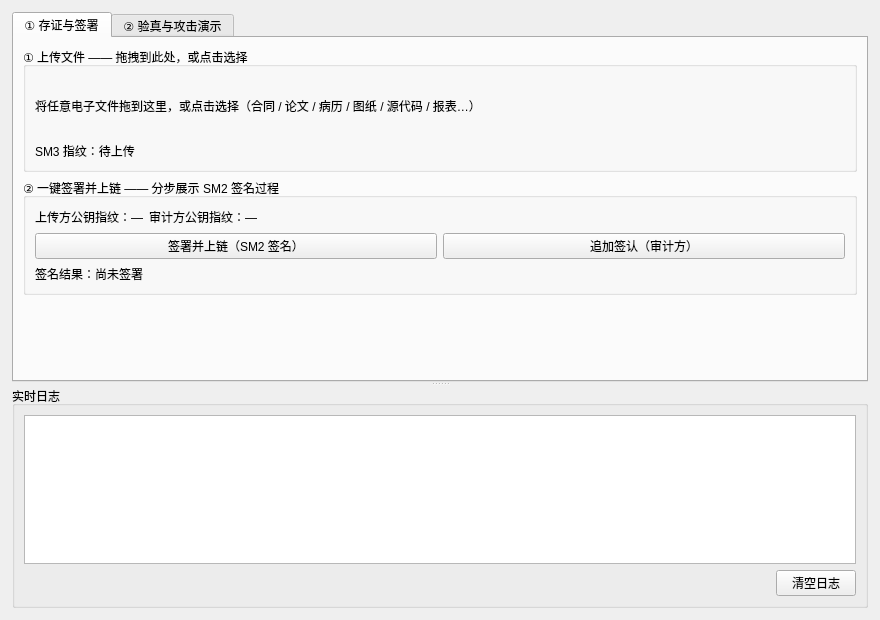
Before: the Qt Designer form app/gui.ui in Liang-xode/contract-chain, drawn with Qt 5.
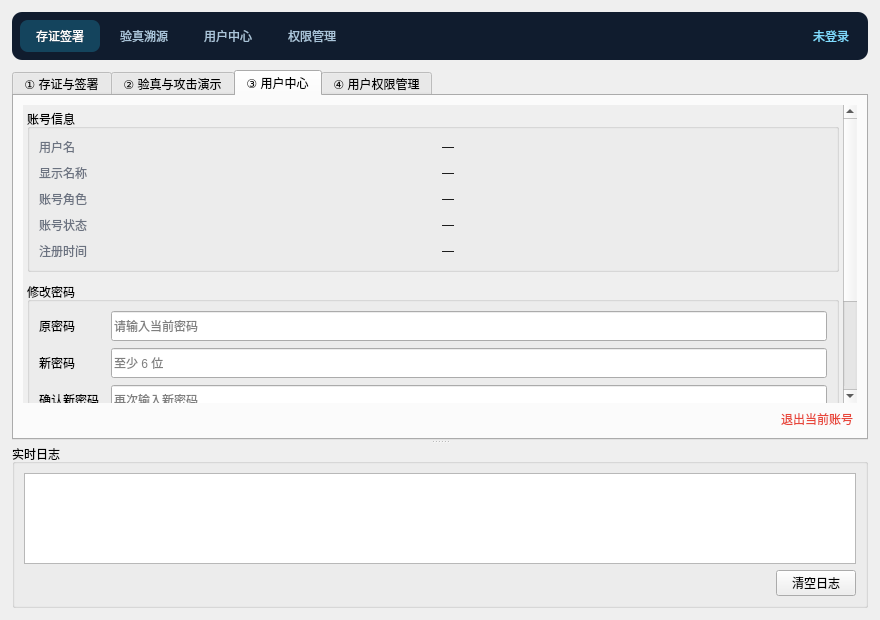
After: the same form once the commit is applied. The open tabs and pages were chosen to show the change. Custom widgets are drawn as their Qt base class.

Commit message:
feat: 实现登录注册、用户角色管理与密码修改功能
新增登录界面与交互，支持用户注册、登录态管理；实现超级管理员权限控制，可查看用户列表并调整普通用户/管理员角色；添加用户中心模块，支持修改登录密码。同时适配权限逻辑，管理员/超级管理员可查看全部存证，普通用户仅查看自身存证。

What changed in the file:
```diff
--- a/app/gui.ui
+++ b/app/gui.ui
@@ -30,6 +30,127 @@
     <property name="spacing">
      <number>10</number>
     </property>
+    <item>
+     <widget class="QWidget" name="nav_bar">
+      <property name="minimumSize">
+       <size>
+        <width>0</width>
+        <height>48</height>
+       </size>
+      </property>
+      <property name="styleSheet">
+       <string notr="true">QWidget#nav_bar {
+    background-color: #101C2E;
+    border-radius: 10px;
+}
+QPushButton#btn_nav_sign, QPushButton#btn_nav_verify,
+QPushButton#btn_nav_center, QPushButton#btn_nav_users {
+    background: transparent;
+    color: #A9C4DA;
+    border: none;
+    border-radius: 8px;
+    padding: 7px 16px;
+}
+QPushButton#btn_nav_sign:hover, QPushButton#btn_nav_verify:hover,
+QPushButton#btn_nav_center:hover, QPushButton#btn_nav_users:hover {
+    color: #FFFFFF;
+    background: rgba(73, 216, 255, 35);
+}
+QPushButton#btn_nav_sign:checked, QPushButton#btn_nav_verify:checked,
+QPushButton#btn_nav_center:checked, QPushButton#btn_nav_users:checked {
+    color: #FFFFFF;
+    background: rgba(33, 200, 246, 60);
+}
+QLabel#lbl_nav_user {
+    color: #7FDBFF;
+    padding-right: 8px;
+}</string>
+      </property>
+      <layout class="QHBoxLayout" name="nav_layout">
+       <property name="leftMargin">
+        <number>8</number>
+       </property>
+       <property name="topMargin">
+        <number>4</number>
+       </property>
+       <property name="rightMargin">
+        <number>8</number>
+       </property>
+       <property name="bottomMargin">
+        <number>4</number>
+       </property>
+       <property name="spacing">
+        <number>4</number>
+       </property>
+       <item>
+        <widget class="QPushButton" name="btn_nav_sign">
+         <property name="text">
+          <string>存证签署</string>
+         </property>
+         <property name="checkable">
+          <bool>true</bool>
+         </property>
+         <property name="checked">
+          <bool>true</bool>
+         </property>
+        </widget>
+       </item>
+       <item>
+        <widget class="QPushButton" name="btn_nav_verify">
+         <property name="text">
+          <string>验真溯源</string>
+         </property>
+         <property name="checkable">
+          <bool>true</bool>
+         </property>
+        </widget>
+       </item>
+       <item>
+        <widget class="QPushButton" name="btn_nav_center">
+         <property name="text">
+          <string>用户中心</string>
+         </property>
+         <property name="checkable">
+          <bool>true</bool>
+         </property>
+        </widget>
+       </item>
+       <item>
+        <widget class="QPushButton" name="btn_nav_users">
+         <property name="text">
+          <string>权限管理</string>
+         </property>
+         <property name="checkable">
+          <bool>true</bool>
+         </property>
+         <property name="visible">
+          <bool>false</bool>
+         </property>
+        </widget>
+       </item>
+       <item>
+        <spacer name="nav_spacer">
+         <property name="orientation">
+          <enum>Qt::Horizontal</enum>
+         </property>
+         <property name="sizeHint" stdset="0">
+          <size>
+           <width>40</width>
+           <height>20</height>
+          </size>
+         </property>
+        </spacer>
+       </item>
+       <item>
+        <widget class="QLabel" name="lbl_nav_user">
+         <property name="text">
+          <string>未登录</string>
+         </property>
+        </widget>
+       </item>
+      </layout>
+     </widget>
+    </item>
     <item>
      <widget class="QSplitter" name="splitter">
       <property name="orientation">
@@ -352,6 +473,442 @@
          </item>
         </layout>
        </widget>
+       <widget class="QWidget" name="tab_center">
+        <attribute name="title">
+         <string>③ 用户中心</string>
+        </attribute>
+        <layout class="QVBoxLayout" name="tab_center_layout">
+         <item>
+          <widget class="QScrollArea" name="center_scroll">
+           <property name="widgetResizable">
+            <bool>true</bool>
+           </property>
+           <property name="frameShape">
+            <enum>QFrame::NoFrame</enum>
+           </property>
+           <widget class="QWidget" name="center_body">
+            <property name="geometry">
+             <rect>
+              <x>0</x>
+              <y>0</y>
+              <width>520</width>
+              <height>430</height>
+             </rect>
+            </property>
+            <layout class="QVBoxLayout" name="center_body_layout">
+             <property name="leftMargin">
+              <number>4</number>
+             </property>
+             <property name="topMargin">
+              <number>4</number>
+             </property>
+             <property name="rightMargin">
+              <number>4</number>
+             </property>
+             <property name="bottomMargin">
+              <number>4</number>
+             </property>
+             <property name="spacing">
+              <number>10</number>
+             </property>
+             <item>
+              <widget class="QGroupBox" name="profile_group">
+               <property name="title">
+                <string>账号信息</string>
+               </property>
+               <layout class="QGridLayout" name="profile_grid">
+                <property name="horizontalSpacing">
+                 <number>18</number>
+                </property>
+                <property name="verticalSpacing">
+                 <number>8</number>
+                </property>
+                <item row="0" column="0">
+                 <widget class="QLabel" name="lbl_center_username_cap">
+                  <property name="styleSheet">
+                   <string notr="true">color: #6B7280;</string>
+                  </property>
+                  <property name="text">
+                   <string>用户名</string>
+                  </property>
+                 </widget>
+                </item>
+                <item row="0" column="1">
+                 <widget class="QLabel" name="lbl_center_username">
+                  <property name="text">
+                   <string>—</string>
+                  </property>
+                  <property name="textInteractionFlags">
+                   <set>Qt::TextSelectableByMouse</set>
+                  </property>
+                 </widget>
+                </item>
+                <item row="1" column="0">
+                 <widget class="QLabel" name="lbl_center_display_cap">
+                  <property name="styleSheet">
+                   <string notr="true">color: #6B7280;</string>
+                  </property>
+                  <property name="text">
+                   <string>显示名称</string>
+                  </property>
+                 </widget>
+                </item>
+                <item row="1" column="1">
+                 <widget class="QLabel" name="lbl_center_display">
+                  <property name="text">
+                   <string>—</string>
+                  </property>
+                  <property name="textInteractionFlags">
+                   <set>Qt::TextSelectableByMouse</set>
+                  </property>
+                 </widget>
+                </item>
+                <item row="2" column="0">
+                 <widget class="QLabel" name="lbl_center_role_cap">
+                  <property name="styleSheet">
+                   <string notr="true">color: #6B7280;</string>
+                  </property>
+                  <property name="text">
+                   <string>账号角色</string>
+                  </property>
+                 </widget>
+                </item>
+                <item row="2" column="1">
+                 <widget class="QLabel" name="lbl_center_role">
+                  <property name="text">
+                   <string>—</string>
+                  </property>
+                 </widget>
+                </item>
+                <item row="3" column="0">
+                 <widget class="QLabel" name="lbl_center_status_cap">
+                  <property name="styleSheet">
+                   <string notr="true">color: #6B7280;</string>
+                  </property>
+                  <property name="text">
+                   <string>账号状态</string>
+                  </property>
+                 </widget>
+                </item>
+                <item row="3" column="1">
+                 <widget class="QLabel" name="lbl_center_status">
+                  <property name="text">
+                   <string>—</string>
+                  </property>
+                 </widget>
+                </item>
+                <item row="4" column="0">
+                 <widget class="QLabel" name="lbl_center_created_cap">
+                  <property name="styleSheet">
+                   <string notr="true">color: #6B7280;</string>
+                  </property>
+                  <property name="text">
+                   <string>注册时间</string>
+                  </property>
+                 </widget>
+                </item>
+                <item row="4" column="1">
+                 <widget class="QLabel" name="lbl_center_created">
+                  <property name="text">
+                   <string>—</string>
+                  </property>
+                  <property name="textInteractionFlags">
+                   <set>Qt::TextSelectableByMouse</set>
+                  </property>
+                 </widget>
+                </item>
+               </layout>
+              </widget>
+             </item>
+             <item>
+              <widget class="QGroupBox" name="pwd_group">
+               <property name="title">
+                <string>修改密码</string>
+               </property>
+               <layout class="QGridLayout" name="pwd_grid">
+                <property name="horizontalSpacing">
+                 <number>12</number>
+                </property>
+                <property name="verticalSpacing">
+                 <number>7</number>
+                </property>
+                <item row="0" column="0">
+                 <widget class="QLabel" name="lbl_old_pwd">
+                  <property name="text">
+                   <string>原密码</string>
+                  </property>
+                 </widget>
+                </item>
+                <item row="0" column="1">
+                 <widget class="QLineEdit" name="edt_old_pwd">
+                  <property name="minimumSize">
+                   <size>
+                    <width>0</width>
+                    <height>30</height>
+                   </size>
+                  </property>
+                  <property name="echoMode">
+                   <enum>QLineEdit::Password</enum>
+                  </property>
+                  <property name="placeholderText">
+                   <string>请输入当前密码</string>
+                  </property>
+                 </widget>
+                </item>
+                <item row="1" column="0">
+                 <widget class="QLabel" name="lbl_new_pwd">
+                  <property name="text">
+                   <string>新密码</string>
+                  </property>
+                 </widget>
+                </item>
+                <item row="1" column="1">
+                 <widget class="QLineEdit" name="edt_new_pwd">
+                  <property name="minimumSize">
+                   <size>
+                    <width>0</width>
+                    <height>30</height>
+                   </size>
+                  </property>
+                  <property name="echoMode">
+                   <enum>QLineEdit::Password</enum>
+                  </property>
+                  <property name="placeholderText">
+                   <string>至少 6 位</string>
+                  </property>
+                 </widget>
+                </item>
+                <item row="2" column="0">
+                 <widget class="QLabel" name="lbl_new_pwd2">
+                  <property name="text">
+                   <string>确认新密码</string>
+                  </property>
+                 </widget>
+                </item>
+                <item row="2" column="1">
+                 <widget class="QLineEdit" name="edt_new_pwd2">
+                  <property name="minimumSize">
+                   <size>
+                    <width>0</width>
+                    <height>30</height>
+                   </size>
+                  </property>
+                  <property name="echoMode">
+                   <enum>QLineEdit::Password</enum>
+                  </property>
+                  <property name="placeholderText">
+                   <string>再次输入新密码</string>
+                  </property>
+                 </widget>
+                </item>
+                <item row="3" column="0" colspan="2">
+                 <widget class="QLabel" name="lbl_pwd_msg">
+                  <property name="minimumSize">
+                   <size>
+                    <width>0</width>
+                    <height>20</height>
+                   </size>
+                  </property>
+                  <property name="text">
+                   <string/>
+                  </property>
+                  <property name="wordWrap">
+                   <bool>true</bool>
+                  </property>
+                 </widget>
+                </item>
+                <item row="4" column="0" colspan="2">
+                 <layout class="QHBoxLayout" name="pwd_btn_row">
+                  <item>
+                   <widget class="QPushButton" name="btn_change_pwd">
+                    <property name="minimumSize">
+                     <size>
+                      <width>0</width>
+                      <height>32</height>
+                     </size>
+                    </property>
+                    <property name="text">
+                     <string>确认修改</string>
+                    </property>
+                   </widget>
+                  </item>
+                  <item>
+                   <spacer name="pwd_spacer">
+                    <property name="orientation">
+                     <enum>Qt::Horizontal</enum>
+                    </property>
+                    <property name="sizeHint" stdset="0">
+                     <size>
+                      <width>40</width>
+                      <height>20</height>
+                     </size>
+                    </property>
+                   </spacer>
+                  </item>
+                 </layout>
+                </item>
+               </layout>
+              </widget>
+             </item>
+             <item>
+              <widget class="QLabel" name="lbl_pwd_hint">
+               <property name="styleSheet">
+                <string notr="true">color: #8A8A93;</string>
+               </property>
+               <property name="text">
+                <string>修改后当前会话保持有效，下次登录请使用新密码。</string>
+               </property>
+               <property name="wordWrap">
+                <bool>true</bool>
+               </property>
+              </widget>
+             </item>
+             <item>
+              <spacer name="center_spacer">
+               <property name="orientation">
+                <enum>Qt::Vertical</enum>
+               </property>
+               <property name="sizeHint" stdset="0">
+                <size>
+                 <width>20</width>
+                 <height>20</height>
+                </size>
+               </property>
+              </spacer>
+             </item>
+            </layout>
+           </widget>
+          </widget>
+         </item>
+         <item>
+          <layout class="QHBoxLayout" name="center_footer">
+           <property name="leftMargin">
+            <number>4</number>
+           </property>
+           <property name="rightMargin">
+            <number>4</number>
+           </property>
+           <item>
+            <spacer name="center_footer_spacer">
+             <property name="orientation">
+              <enum>Qt::Horizontal</enum>
+             </property>
+             <property name="sizeHint" stdset="0">
+              <size>
+               <width>40</width>
+               <height>20</height>
+              </size>
+             </property>
+            </spacer>
+           </item>
+           <item>
+            <widget class="QPushButton" name="btn_logout">
+             <property name="styleSheet">
+              <string notr="true">color: #E8463A; border: none;</string>
+             </property>
+             <property name="text">
+              <string>退出当前账号</string>
+             </property>
+             <property name="flat">
+              <bool>true</bool>
+             </property>
+            </widget>
+           </item>
+          </layout>
+         </item>
+        </layout>
+       </widget>
+       <widget class="QWidget" name="tab_users">
+        <attribute name="title">
+         <string>④ 用户权限管理</string>
+        </attribute>
+        <layout class="QVBoxLayout" name="tab_users_layout">
+         <item>
+          <widget class="QLabel" name="lbl_users_hint">
+           <property name="text">
+            <string>仅超级管理员可见：可将普通用户设为管理员，或将管理员降为普通用户。超级管理员账号受保护，不可在此修改。</string>
+           </property>
+           <property name="wordWrap">
+            <bool>true</bool>
+           </property>
+          </widget>
+         </item>
+         <item>
+          <widget class="QTableWidget" name="tbl_users">
+           <property name="minimumSize">
+            <size>
+             <width>0</width>
+             <height>120</height>
+            </size>
+           </property>
+           <property name="alternatingRowColors">
+            <bool>true</bool>
+           </property>
+          </widget>
+         </item>
+         <item>
+          <layout class="QHBoxLayout" name="users_btn_row">
+           <item>
+            <widget class="QPushButton" name="btn_refresh_users">
+             <property name="text">
+              <string>刷新列表</string>
+             </property>
+            </widget>
+           </item>
+           <item>
+            <widget class="QPushButton" name="btn_make_admin">
+             <property name="text">
+              <string>设为管理员</string>
+             </property>
+            </widget>
+           </item>
+           <item>
+            <widget class="QPushButton" name="btn_make_user">
+             <property name="text">
+              <string>设为普通用户</string>
+             </property>
+            </widget>
+           </item>
+           <item>
+            <spacer name="users_btn_spacer">
+             <property name="orientation">
+              <enum>Qt::Horizontal</enum>
+             </property>
+             <property name="sizeHint" stdset="0">
+              <size>
+               <width>40</width>
+               <height>20</height>
+              </size>
+             </property>
+            </spacer>
+           </item>
+          </layout>
+         </item>
+         <item>
+          <widget class="QLabel" name="lbl_users_msg">
+           <property name="text">
+            <string/>
+           </property>
+           <property name="wordWrap">
+            <bool>true</bool>
+           </property>
+          </widget>
+         </item>
+         <item>
+          <spacer name="users_spacer">
+           <property name="orientation">
+            <enum>Qt::Vertical</enum>
+           </property>
+           <property name="sizeHint" stdset="0">
+            <size>
+             <width>20</width>
+             <height>40</height>
+            </size>
+           </property>
+          </spacer>
+         </item>
+        </layout>
+       </widget>
       </widget>
       <widget class="QGroupBox" name="log_group">
        <property name="title">
```
The commit also changes 9 other files.
